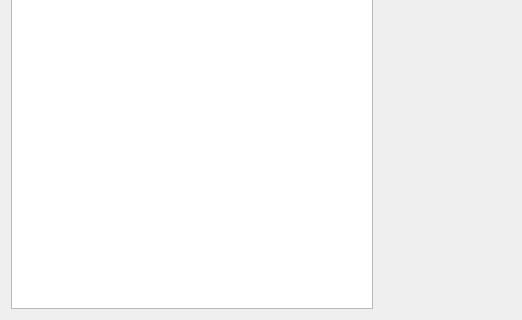
The window that vbox/src/VBox/Frontends/VirtualBox/src/settings/machine/UIMachineSettingsStorage.ui (jljuxgm/vboxgit) describes before a commit, drawn with Qt 5; both pictures show x 0 to 522 and y 380 to 700 of the 800 by 700 pixel window.
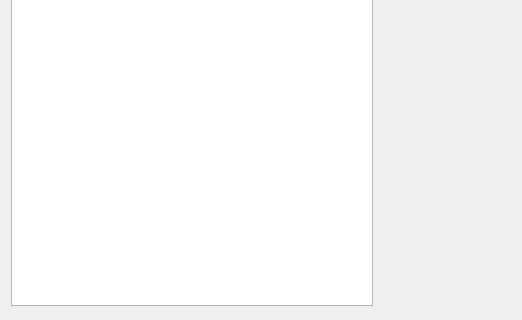
The same window after the commit. Custom widgets are drawn as their Qt base class.

Commit message:
commit_55932 ------------------------------------------------------------------------ r55932 | vboxsync | 2015-05-19 19:13:30 +0800 (Tue, 19 May 2015) | 1 line
FE/Qt: 6278: Arrow Splitter: Enable use of the HiDPI icons.
------------------------------------------------------------------------

What changed in the file:
```diff
--- a/vbox/src/VBox/Frontends/VirtualBox/src/settings/machine/UIMachineSettingsStorage.ui
+++ b/vbox/src/VBox/Frontends/VirtualBox/src/settings/machine/UIMachineSettingsStorage.ui
@@ -58,7 +58,7 @@
        <item>
         <layout class="QVBoxLayout" name="mLtStorage" >
          <property name="spacing" >
-          <number>0</number>
+          <number>3</number>
          </property>
          <property name="margin" >
           <number>0</number>
```
The commit also changes 1 other file.
